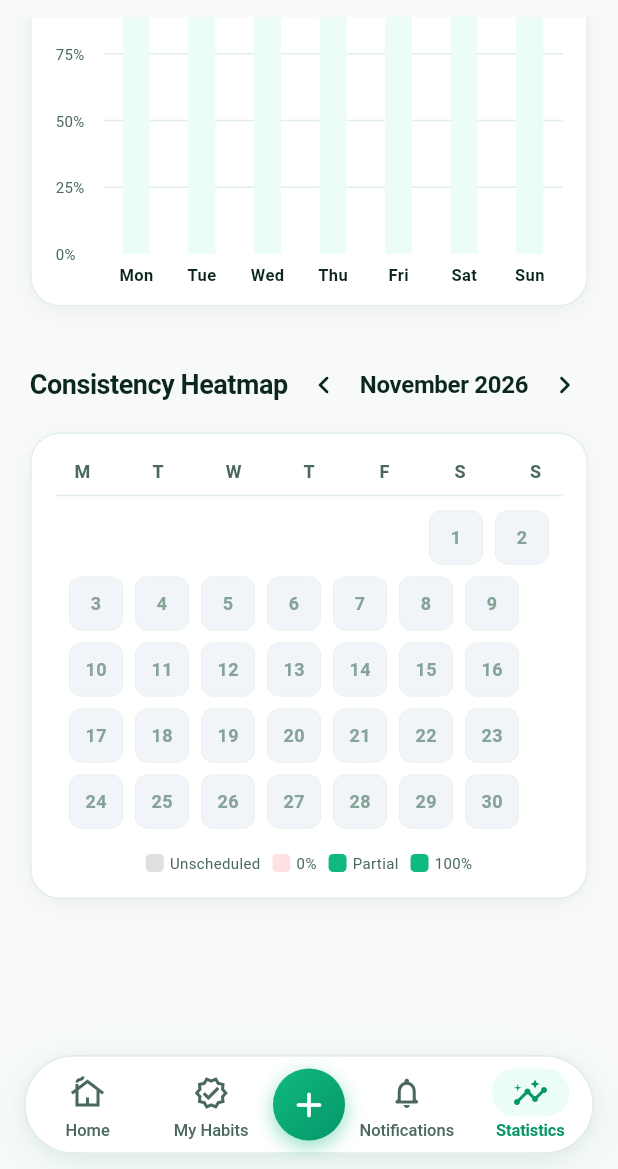
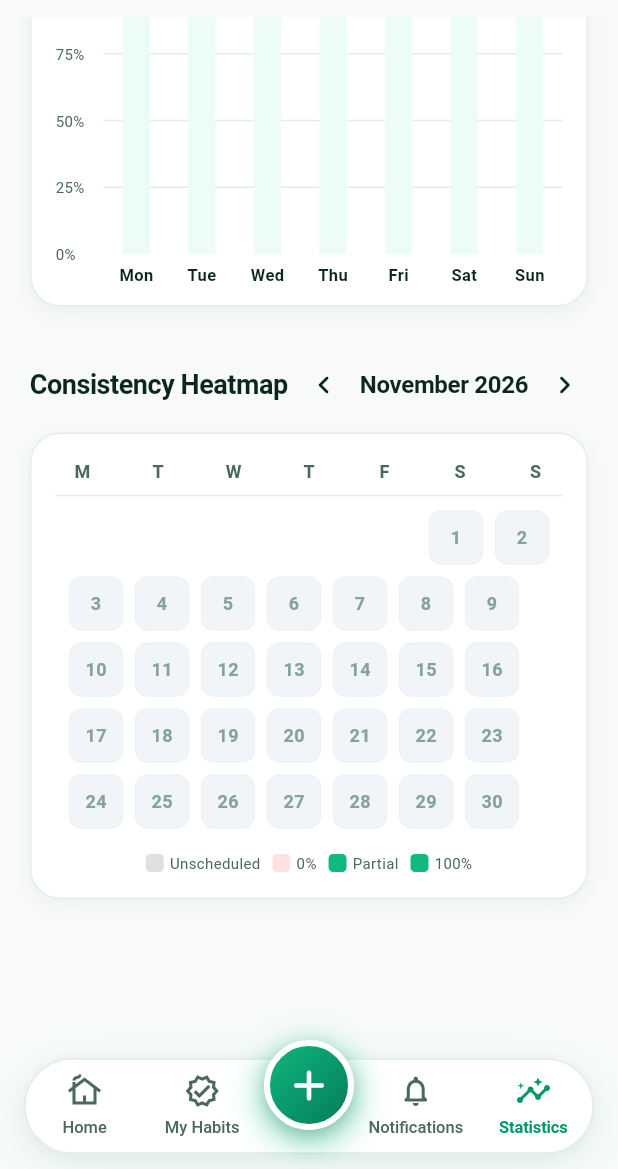
Before and after one commit to Vidit0305/App-HabitLeaf-Project, a Flutter app: the screen it shows after launch, item 5 of the bottom bar chosen, scrolled down 367 dp, after a tap on the "chevron right" icon, on a phone screen of 412 x 824 dp, the part 67-1236 px from its top. Run offline on Flutter 3.47's test engine with Material 3 defaults, Android fonts, the phone set to English and light mode, and no system bars; drawn by our look-alikes of fl_chart; our stand-ins replace audioplayers, dio, firebase_core, flutter_local_notifications, flutter_riverpod, shared_preferences; accounts and stored records are empty; network calls fail.

Commit message:
feat: default light theme, out-of-the-box floating center add button, remove nav button effect, remove archive buttons, and integrate Firebase google-services

```diff
--- a/mobile/lib/core/widgets/theme_toggle_button.dart
+++ b/mobile/lib/core/widgets/theme_toggle_button.dart
@@ -10,8 +10,7 @@ class ThemeToggleButton extends ConsumerWidget {
   @override
   Widget build(BuildContext context, WidgetRef ref) {
     final themeMode = ref.watch(appThemeModeProvider);
-    final isDark = themeMode == ThemeMode.dark ||
-        (themeMode == ThemeMode.system && Theme.of(context).brightness == Brightness.dark);
+    final isDark = themeMode == ThemeMode.dark;
 
     return Padding(
       padding: const EdgeInsets.only(right: 12),
--- a/mobile/lib/features/habits/presentation/habit_detail_screen.dart
+++ b/mobile/lib/features/habits/presentation/habit_detail_screen.dart
@@ -106,14 +106,6 @@ class _HabitDetailScreenState extends ConsumerState<HabitDetailScreen> {
                 builder: (_) => AddEditHabitModal(habitToEdit: habit),
               );
               _loadHabitData();
-            },
-          ),
-          IconButton(
-            icon: Icon(habit.isArchived ? Icons.unarchive_outlined : Icons.archive_outlined),
-            tooltip: habit.isArchived ? 'Unarchive' : 'Archive',
-            onPressed: () {
-              HapticFeedbackHelper.selection();
-              _toggleArchive(habit);
             },
           ),
           IconButton(
--- a/mobile/lib/features/main_navigation_screen.dart
+++ b/mobile/lib/features/main_navigation_screen.dart
@@ -59,12 +59,17 @@ class _MainNavigationScreenState extends ConsumerState<MainNavigationScreen> {
       ),
       bottomNavigationBar: SafeArea(
         child: Padding(
-          padding: const EdgeInsets.symmetric(horizontal: 16, vertical: 10),
-          child: Container(
-            height: 66,
+          padding: const EdgeInsets.only(left: 16, right: 16, bottom: 10, top: 14),
+          child: Stack(
+            clipBehavior: Clip.none,
+            alignment: Alignment.bottomCenter,
+            children: [
+              // 1. Curved dock container
+              Container(
+                height: 64,
                 decoration: BoxDecoration(
                   color: isDark ? AppColors.surfaceDark : Colors.white,
-              borderRadius: BorderRadius.circular(33),
+                  borderRadius: BorderRadius.circular(32),
                   border: Border.all(
                     color: isDark ? AppColors.borderDark : AppColors.borderLight,
                     width: 1.2,
@@ -86,7 +91,6 @@ class _MainNavigationScreenState extends ConsumerState<MainNavigationScreen> {
                   ],
                 ),
                 child: Row(
-              mainAxisAlignment: MainAxisAlignment.spaceEvenly,
                   children: [
                     _buildNavItem(
                       index: 0,
@@ -104,7 +108,8 @@ class _MainNavigationScreenState extends ConsumerState<MainNavigationScreen> {
                       isSelected: _currentIndex == 1,
                       isDark: isDark,
                     ),
-                _buildCenterAddButton(isDark),
+                    // Reserved spacing for the out-of-the-box floating + button
+                    const SizedBox(width: 64),
                     _buildNavItem(
                       index: 2,
                       label: 'Notifications',
@@ -125,6 +130,14 @@ class _MainNavigationScreenState extends ConsumerState<MainNavigationScreen> {
                   ],
                 ),
               ),
+
+              // 2. Elevated Out-of-the-box + Button
+              Positioned(
+                bottom: 16,
+                child: _buildCenterAddButton(isDark),
+              ),
+            ],
+          ),
         ),
       ),
     );
@@ -135,19 +148,29 @@ class _MainNavigationScreenState extends ConsumerState<MainNavigationScreen> {
       onTap: _openAddHabitModal,
       behavior: HitTestBehavior.opaque,
       child: Container(
-        width: 48,
-        height: 48,
+        width: 60,
+        height: 60,
         decoration: BoxDecoration(
+          shape: BoxShape.circle,
           gradient: const LinearGradient(
-            colors: [Color(0xFF10B981), Color(0xFF059669)],
+            colors: [Color(0xFF10B981), Color(0xFF047857)],
             begin: Alignment.topLeft,
             end: Alignment.bottomRight,
           ),
-          shape: BoxShape.circle,
+          border: Border.all(
+            color: isDark ? AppColors.surfaceDark : Colors.white,
+            width: 4,
+          ),
           boxShadow: [
             BoxShadow(
-              color: const Color(0xFF10B981).withOpacity(0.45),
-              blurRadius: 10,
+              color: const Color(0xFF10B981).withOpacity(0.55),
+              blurRadius: 18,
+              spreadRadius: 2,
+              offset: const Offset(0, 6),
+            ),
+            BoxShadow(
+              color: Colors.black.withOpacity(isDark ? 0.35 : 0.12),
+              blurRadius: 8,
               offset: const Offset(0, 4),
             ),
           ],
@@ -156,7 +179,7 @@ class _MainNavigationScreenState extends ConsumerState<MainNavigationScreen> {
           child: Icon(
             Icons.add_rounded,
             color: Colors.white,
-            size: 28,
+            size: 34,
           ),
         ),
       ),
@@ -182,22 +205,7 @@ class _MainNavigationScreenState extends ConsumerState<MainNavigationScreen> {
         child: Column(
           mainAxisAlignment: MainAxisAlignment.center,
           children: [
-            AnimatedContainer(
-              duration: const Duration(milliseconds: 220),
-              curve: Curves.easeOutCubic,
-              padding: EdgeInsets.symmetric(
-                horizontal: isSelected ? 14 : 6,
-                vertical: 4,
-              ),
-              decoration: BoxDecoration(
-                color: isSelected
-                    ? (isDark
-                        ? AppColors.primaryEmerald.withOpacity(0.18)
-                        : AppColors.primaryGreenUltraSoft)
-                    : Colors.transparent,
-                borderRadius: BorderRadius.circular(20),
-              ),
-              child: Stack(
+            Stack(
               clipBehavior: Clip.none,
               children: [
                 Icon(
@@ -233,20 +241,16 @@ class _MainNavigationScreenState extends ConsumerState<MainNavigationScreen> {
                   ),
               ],
             ),
-            ),
-            const SizedBox(height: 3),
-            AnimatedDefaultTextStyle(
-              duration: const Duration(milliseconds: 200),
+            const SizedBox(height: 4),
+            Text(
+              label,
+              maxLines: 1,
+              overflow: TextOverflow.ellipsis,
               style: TextStyle(
                 fontSize: 11,
                 fontWeight: isSelected ? FontWeight.w700 : FontWeight.w500,
                 color: isSelected ? activeColor : inactiveColor,
                 letterSpacing: isSelected ? -0.1 : 0,
-              ),
-              child: Text(
-                label,
-                maxLines: 1,
-                overflow: TextOverflow.ellipsis,
               ),
             ),
           ],
--- a/mobile/lib/features/settings/controllers/settings_controller.dart
+++ b/mobile/lib/features/settings/controllers/settings_controller.dart
@@ -15,29 +15,26 @@ final appThemeModeProvider = StateNotifierProvider<ThemeModeNotifier, ThemeMode>
 });
 
 class ThemeModeNotifier extends StateNotifier<ThemeMode> {
-  ThemeModeNotifier() : super(ThemeMode.system) {
+  ThemeModeNotifier() : super(ThemeMode.light) {
     loadTheme();
   }
 
   void loadTheme() {
     final saved = LocalStorage.getString(AppConstants.keyThemeMode);
-    if (saved == 'light') {
-      state = ThemeMode.light;
-    } else if (saved == 'dark') {
+    if (saved == 'dark') {
       state = ThemeMode.dark;
     } else {
-      state = ThemeMode.system;
+      // Default to Light theme until user explicitly changes to dark
+      state = ThemeMode.light;
     }
   }
 
   Future<void> setTheme(String mode) async {
     await LocalStorage.setString(AppConstants.keyThemeMode, mode);
-    if (mode == 'light') {
-      state = ThemeMode.light;
-    } else if (mode == 'dark') {
+    if (mode == 'dark') {
       state = ThemeMode.dark;
     } else {
-      state = ThemeMode.system;
+      state = ThemeMode.light;
     }
   }
 
--- a/mobile/lib/main.dart
+++ b/mobile/lib/main.dart
@@ -1,11 +1,19 @@
 import 'package:flutter/material.dart';
 import 'package:flutter_riverpod/flutter_riverpod.dart';
+import 'package:firebase_core/firebase_core.dart';
 import 'app/app.dart';
 import 'core/notifications/local_notifications_service.dart';
 import 'core/storage/local_storage.dart';
 
 void main() async {
   WidgetsFlutterBinding.ensureInitialized();
+
+  // Initialize Firebase using google-services.json configuration
+  try {
+    await Firebase.initializeApp();
+  } catch (e) {
+    debugPrint('Firebase initialization notice: $e');
+  }
 
   // Initialize persistent storage and UUID installation scoping
   await LocalStorage.init();
--- a/mobile/pubspec.yaml
+++ b/mobile/pubspec.yaml
@@ -42,6 +42,7 @@ dependencies:
   flutter_local_notifications: ^22.3.2
   uuid: ^4.6.0
   audioplayers: ^6.8.1
+  firebase_core: ^3.10.1
 
 dev_dependencies:
   flutter_test:
```
Also changed, not shown: mobile/pubspec.lock, 3 other files. Lines whose indentation alone changed are shown as unchanged.
